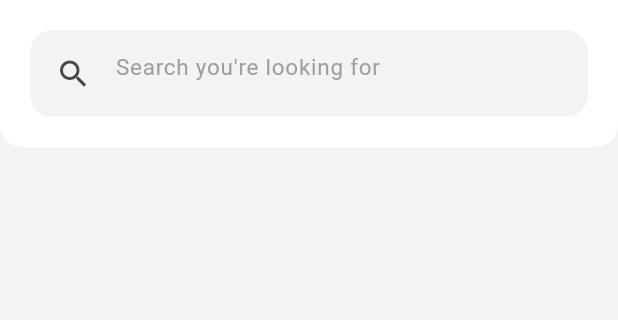
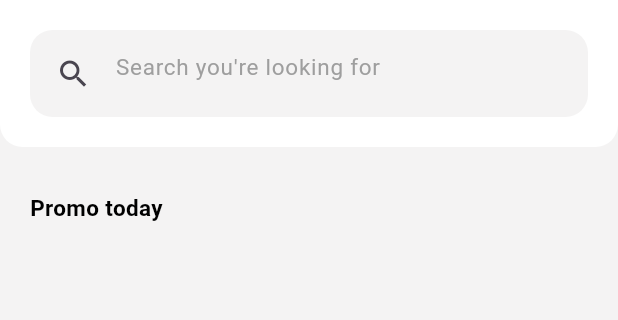
Before and after one commit to sydney1232/inspiration_ui, a Flutter app: the screen it shows after launch, on a phone screen of 412 x 824 dp, the part 261-581 px from its top. Run offline on Flutter 3.47's test engine with Material 3 defaults, Android fonts, the phone set to English and light mode, and no system bars.

Commit message:
Added text and column after heading section

```diff
--- a/lib/main.dart
+++ b/lib/main.dart
@@ -45,6 +45,7 @@ class _MyHomePageState extends State<MyHomePage> {
       ),
       body: SafeArea(
         child: Column(
+          crossAxisAlignment: CrossAxisAlignment.start,
           children: [
             Container(
               width: double.infinity,
@@ -84,6 +85,23 @@ class _MyHomePageState extends State<MyHomePage> {
                 ],
               ),
             ),
+            SizedBox(height: 10),
+            Padding(
+              padding: const EdgeInsets.all(20),
+              child: Column(
+                children: [
+                  Text(
+                    "Promo today",
+                    style: TextStyle(
+                      fontWeight: FontWeight.bold,
+                      color: Colors.black,
+                      fontSize: 15,
+                    ),
+                  ),
+                  SizedBox(height: 10),
+                ],
+              ),
+            ),
           ],
         ),
       ),
```
